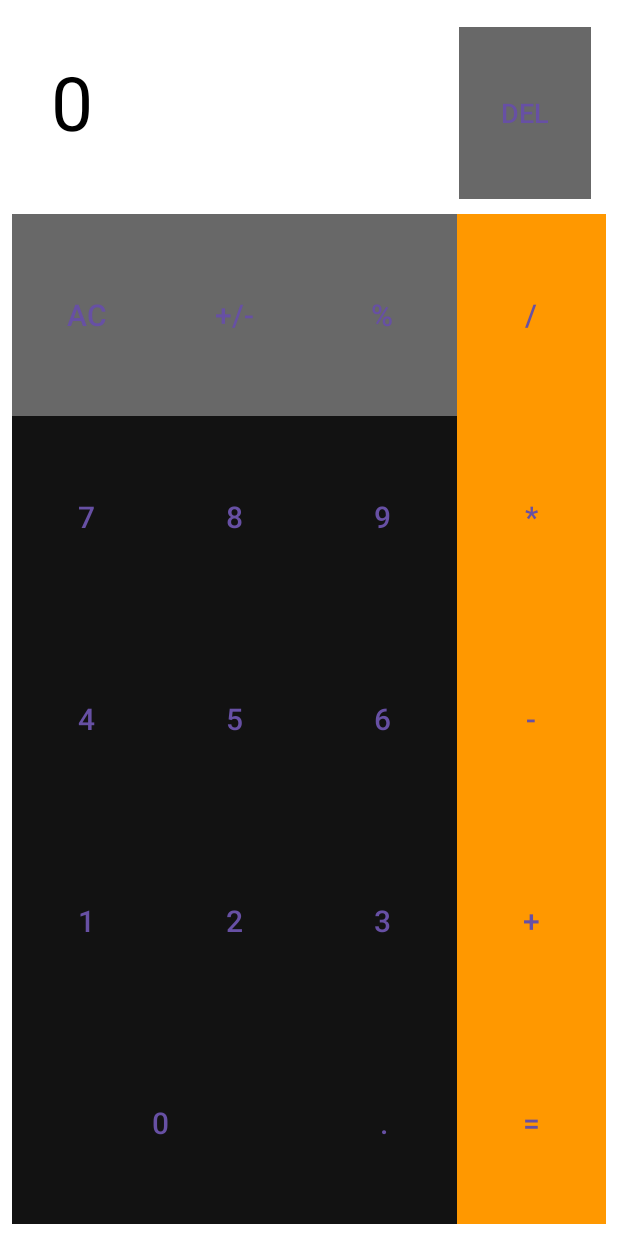
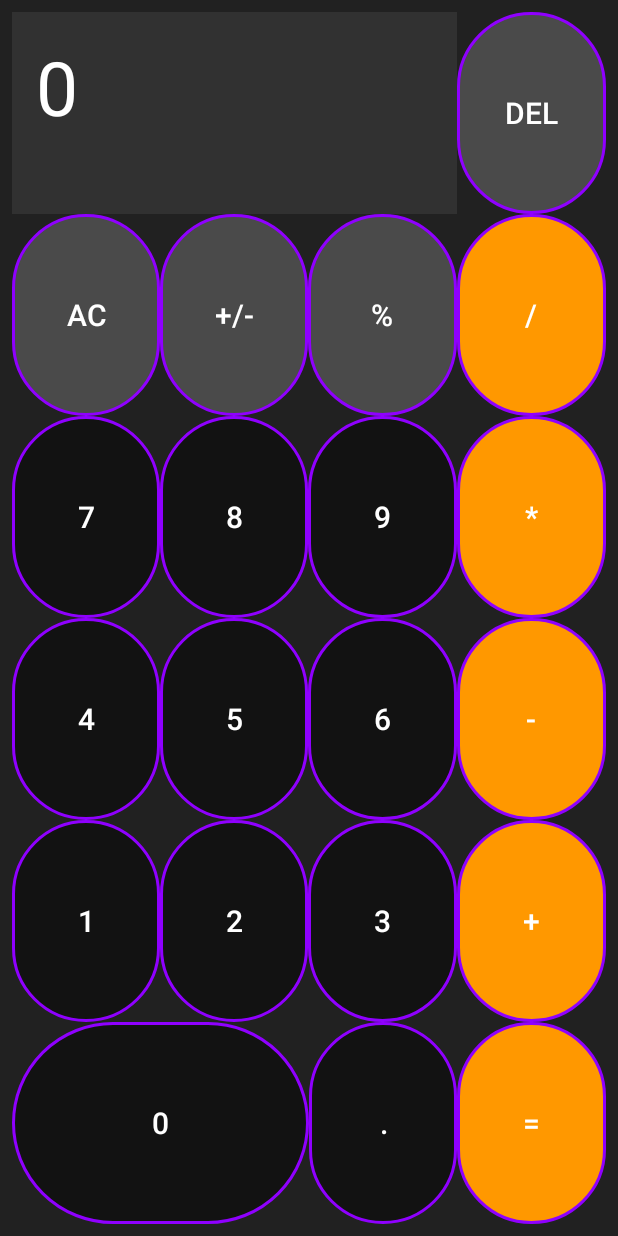
Before and after one commit to DavidRCh56/LinearLayoutCalculadora, an Android app: the screen it shows after launch (MainActivity), on a phone screen of 412 x 824 dp. Run offline under Robolectric (Android 15) with nearby library versions, the phone set to English and light mode, and no system bars.

Commit message:
diseño terminado

```diff
--- a/app/src/main/res/drawable/boton_principal.xml
+++ b/app/src/main/res/drawable/boton_principal.xml
@@ -1,6 +1,19 @@
-<?xml version="1.0" encoding="utf-8"?>
 <selector xmlns:android="http://schemas.android.com/apk/res/android">
-    <item android:drawable="@color/color_boton_pincipal_sin_presionado"/>
-    <item android:state_pressed="true" android:drawable="@color/color_boton_pincipal_presionar"/>
+    <!-- Estado presionado -->
+    <item android:state_pressed="true">
+        <shape>
+            <solid android:color="@color/color_boton_pincipal_presionar" />
+            <corners android:radius="1000dp" />
+            <stroke android:width="2dp" android:color="@color/micolor" />
+        </shape>
+    </item>
 
+    <!-- Estado normal (sin presionar) -->
+    <item>
+        <shape>
+            <solid android:color="@color/color_boton_pincipal_sin_presionado" />
+            <corners android:radius="1000dp" />
+            <stroke android:width="2dp" android:color="@color/micolor" />
+        </shape>
+    </item>
 </selector>
--- a/app/src/main/res/drawable/boton_secundario.xml
+++ b/app/src/main/res/drawable/boton_secundario.xml
@@ -1,5 +1,19 @@
-<?xml version="1.0" encoding="utf-8"?>
 <selector xmlns:android="http://schemas.android.com/apk/res/android">
-    <item android:drawable="@color/color_boton_secundario_sin_presionado"/>
-    <item android:state_pressed="true" android:drawable="@color/color_boton_secundario_presionado"/>
+    <!-- Estado presionado -->
+    <item android:state_pressed="true">
+        <shape>
+            <solid android:color="@color/color_boton_secundario_presionado" />
+            <corners android:radius="1000dp" />
+            <stroke android:width="2dp" android:color="@color/micolor" />
+        </shape>
+    </item>
+
+    <!-- Estado normal (sin presionar) -->
+    <item>
+        <shape>
+            <solid android:color="@color/color_boton_secundario_sin_presionado" />
+            <corners android:radius="1000dp" />
+            <stroke android:width="2dp" android:color="@color/micolor" />
+        </shape>
+    </item>
 </selector>
--- a/app/src/main/res/drawable/boton_terciario.xml
+++ b/app/src/main/res/drawable/boton_terciario.xml
@@ -1,5 +1,19 @@
-<?xml version="1.0" encoding="utf-8"?>
 <selector xmlns:android="http://schemas.android.com/apk/res/android">
-    <item android:drawable="@color/color_boton_terciario_sin_presionado"/>
-    <item android:state_pressed="true" android:drawable="@color/color_boton_terciario_presionado"/>
+    <!-- Estado presionado -->
+    <item android:state_pressed="true">
+        <shape>
+            <solid android:color="@color/color_boton_terciario_presionado" />
+            <corners android:radius="1000dp" />
+            <stroke android:width="2dp" android:color="@color/micolor" />
+        </shape>
+    </item>
+
+    <!-- Estado normal (sin presionar) -->
+    <item>
+        <shape>
+            <solid android:color="@color/color_boton_terciario_sin_presionado" />
+            <corners android:radius="1000dp" />
+            <stroke android:width="2dp" android:color="@color/micolor" />
+        </shape>
+    </item>
 </selector>
--- a/app/src/main/res/layout/activity_main.xml
+++ b/app/src/main/res/layout/activity_main.xml
@@ -5,26 +5,24 @@
     android:layout_height="match_parent"
     android:orientation="vertical"
     android:padding="8dp"
-    android:background="#FFFFFF">
+    android:background="#212121">
 
     <!-- Pantalla de la calculadora -->
     <LinearLayout
         android:layout_width="match_parent"
         android:layout_height="0dp"
         android:layout_weight="1"
-        android:orientation="horizontal"
-        android:gravity="end"
-        android:padding="10dp">
+        android:orientation="horizontal">
 
         <TextView
             android:id="@+id/tvDisplay"
             android:layout_width="0dp"
             android:layout_height="match_parent"
-            android:layout_weight="1"
-            android:background="@drawable/pantalla"
+            android:layout_weight="3"
             android:padding="16dp"
             android:text="0"
-            android:textColor="#000000"
+            android:textColor="#FFFFFF"
+            android:background="#313131"
             android:textSize="50sp" />
 
         <Button
@@ -32,12 +30,14 @@
             style="?attr/materialButtonOutlinedStyle"
             app:backgroundTint="@null"
             android:background="@drawable/boton_principal"
-            android:layout_width="wrap_content"
+            android:layout_width="0dp"
             android:layout_height="match_parent"
+            android:layout_weight="1"
             app:strokeColor="@color/micolor"
             app:strokeWidth="2dp"
             android:text="DEL"
-            android:textSize="18sp" />
+            android:textSize="20sp"
+            android:textColor="#FFFFFF"/>
     </LinearLayout>
 
     <!-- Fila 1 -->
@@ -57,6 +57,7 @@
             app:strokeWidth="2dp"
             android:text="AC"
             android:textSize="20sp"
+            android:textColor="#FFFFFF"
             app:backgroundTint="@null"
             android:background="@drawable/boton_principal"/>
 
@@ -70,6 +71,7 @@
             app:strokeWidth="2dp"
             android:text="+/-"
             android:textSize="20sp"
+            android:textColor="#FFFFFF"
             app:backgroundTint="@null"
             android:background="@drawable/boton_principal"/>
 
@@ -83,6 +85,7 @@
             app:strokeWidth="2dp"
             android:text="%"
             android:textSize="20sp"
+            android:textColor="#FFFFFF"
             app:backgroundTint="@null"
             android:background="@drawable/boton_principal"/>
 
@@ -96,6 +99,7 @@
             app:strokeWidth="2dp"
             android:text="/"
             android:textSize="20sp"
+            android:textColor="#FFFFFF"
             app:backgroundTint="@null"
             android:background="@drawable/boton_secundario"/>
     </LinearLayout>
@@ -117,6 +121,7 @@
             app:strokeWidth="2dp"
             android:text="7"
             android:textSize="20sp"
+            android:textColor="#FFFFFF"
             app:backgroundTint="@null"
             android:background="@drawable/boton_terciario"/>
 
@@ -130,6 +135,7 @@
             app:strokeWidth="2dp"
             android:text="8"
             android:textSize="20sp"
+            android:textColor="#FFFFFF"
             app:backgroundTint="@null"
             android:background="@drawable/boton_terciario"/>
 
@@ -143,6 +149,7 @@
             app:strokeWidth="2dp"
             android:text="9"
             android:textSize="20sp"
+            android:textColor="#FFFFFF"
             app:backgroundTint="@null"
             android:background="@drawable/boton_terciario"/>
 
@@ -156,6 +163,7 @@
             app:strokeWidth="2dp"
             android:text="*"
             android:textSize="20sp"
+            android:textColor="#FFFFFF"
             app:backgroundTint="@null"
             android:background="@drawable/boton_secundario"/>
     </LinearLayout>
@@ -177,6 +185,7 @@
             app:strokeWidth="2dp"
             android:text="4"
             android:textSize="20sp"
+            android:textColor="#FFFFFF"
             app:backgroundTint="@null"
             android:background="@drawable/boton_terciario"/>
 
@@ -190,6 +199,7 @@
             app:strokeWidth="2dp"
             android:text="5"
             android:textSize="20sp"
+            android:textColor="#FFFFFF"
             app:backgroundTint="@null"
             android:background="@drawable/boton_terciario"/>
 
@@ -203,6 +213,7 @@
             app:strokeWidth="2dp"
             android:text="6"
             android:textSize="20sp"
+            android:textColor="#FFFFFF"
             app:backgroundTint="@null"
             android:background="@drawable/boton_terciario"/>
 
@@ -216,6 +227,7 @@
             app:strokeWidth="2dp"
             android:text="-"
             android:textSize="20sp"
+            android:textColor="#FFFFFF"
             app:backgroundTint="@null"
             android:background="@drawable/boton_secundario"/>
     </LinearLayout>
@@ -237,6 +249,7 @@
             app:strokeWidth="2dp"
             android:text="1"
             android:textSize="20sp"
+            android:textColor="#FFFFFF"
             app:backgroundTint="@null"
             android:background="@drawable/boton_terciario"/>
 
@@ -250,6 +263,7 @@
             app:strokeWidth="2dp"
             android:text="2"
             android:textSize="20sp"
+            android:textColor="#FFFFFF"
             app:backgroundTint="@null"
             android:background="@drawable/boton_terciario"/>
 
@@ -263,6 +277,7 @@
             app:strokeWidth="2dp"
             android:text="3"
             android:textSize="20sp"
+            android:textColor="#FFFFFF"
             app:backgroundTint="@null"
             android:background="@drawable/boton_terciario"/>
 
@@ -276,6 +291,7 @@
             app:strokeWidth="2dp"
             android:text="+"
             android:textSize="20sp"
+            android:textColor="#FFFFFF"
             app:backgroundTint="@null"
             android:background="@drawable/boton_secundario"/>
     </LinearLayout>
@@ -297,6 +313,7 @@
             app:strokeWidth="2dp"
             android:text="0"
             android:textSize="20sp"
+            android:textColor="#FFFFFF"
             app:backgroundTint="@null"
             android:background="@drawable/boton_terciario"/>
 
@@ -310,6 +327,7 @@
             app:strokeWidth="2dp"
             android:text="."
             android:textSize="20sp"
+            android:textColor="#FFFFFF"
             app:backgroundTint="@null"
             android:background="@drawable/boton_terciario"/>
 
@@ -323,6 +341,7 @@
             app:strokeWidth="2dp"
             android:text="="
             android:textSize="20sp"
+            android:textColor="#FFFFFF"
             app:backgroundTint="@null"
             android:background="@drawable/boton_secundario"/>
     </LinearLayout>
```
